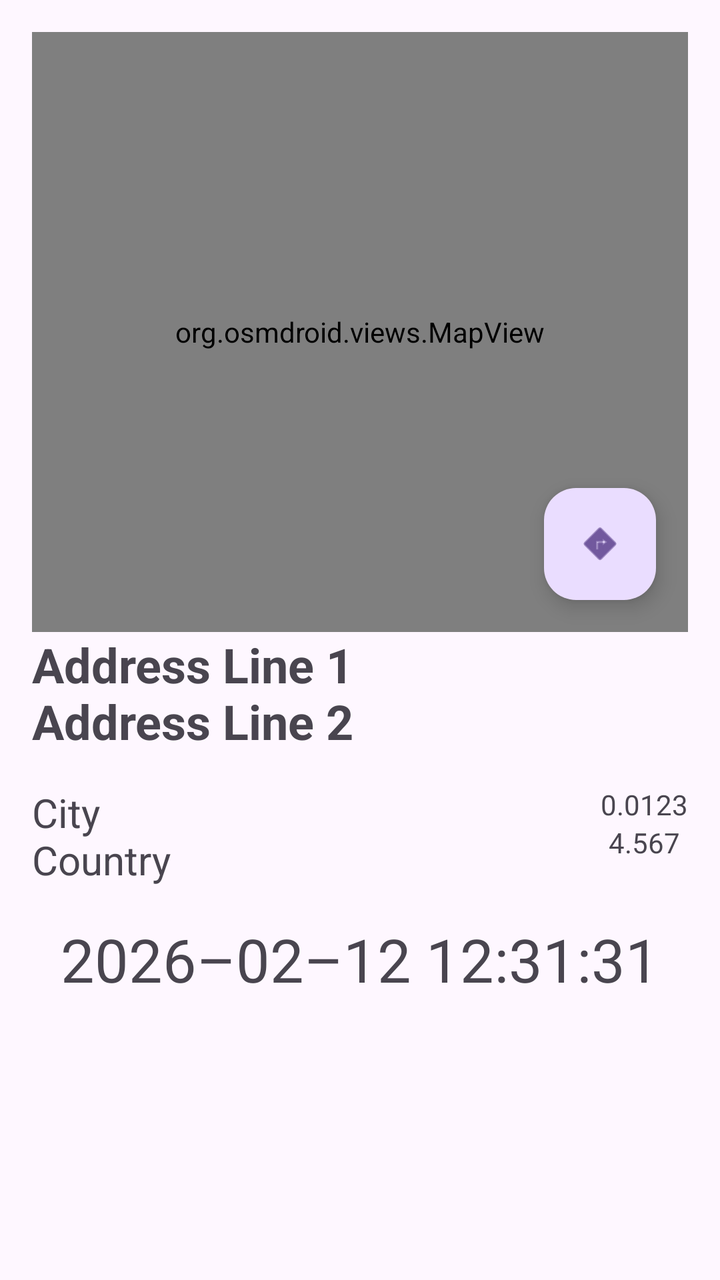
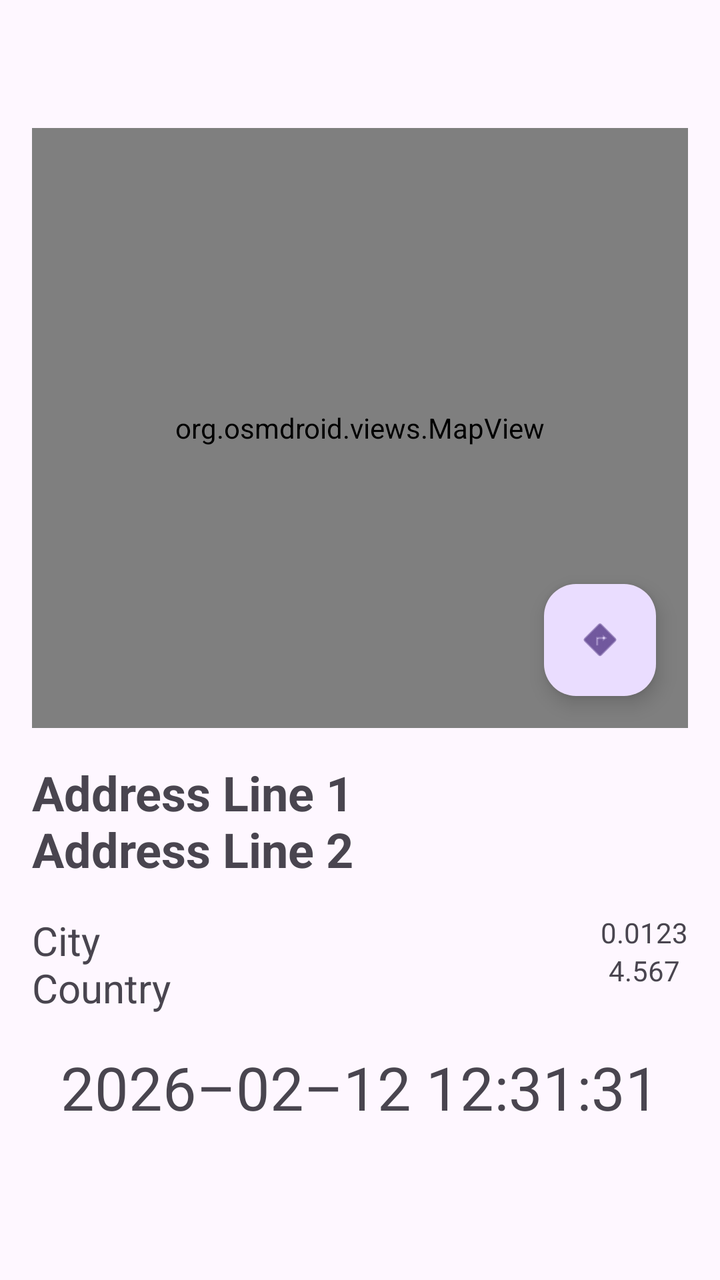

Screens rendered from an Android XML layout before and after an edit, with the pre-edit source and the edit as a unified diff.
<!-- AndroidManifest.xml: application theme Theme.WhereIsMyCar -->
<!-- res/layout/fragment_location_details.xml -->
<?xml version="1.0" encoding="utf-8"?>
<FrameLayout xmlns:android="http://schemas.android.com/apk/res/android"
    xmlns:app="http://schemas.android.com/apk/res-auto"
    xmlns:tools="http://schemas.android.com/tools"
    android:layout_width="match_parent"
    android:layout_height="match_parent"
    android:fillViewport="true"
    tools:context=".LocationDetailsFragment">

    <androidx.constraintlayout.widget.ConstraintLayout
        android:layout_width="match_parent"
        android:layout_height="match_parent"
        android:padding="16dp">

        <androidx.constraintlayout.widget.ConstraintLayout
            android:id="@+id/mapContainer"
            android:layout_width="0dp"
            android:layout_height="300dp"
            app:layout_constraintEnd_toEndOf="parent"
            app:layout_constraintStart_toStartOf="parent"
            app:layout_constraintTop_toTopOf="parent">

            <org.osmdroid.views.MapView
                android:id="@+id/map"
                android:layout_width="match_parent"
                android:layout_height="match_parent" />

            <com.google.android.material.floatingactionbutton.FloatingActionButton
                android:id="@+id/btn_route"
                android:layout_width="wrap_content"
                android:layout_height="wrap_content"
                android:layout_margin="16dp"
                android:contentDescription="@string/show_route"
                android:src="@android:drawable/ic_menu_directions"
                app:fabSize="mini"
                app:layout_constraintBottom_toBottomOf="parent"
                app:layout_constraintEnd_toEndOf="parent" />

        </androidx.constraintlayout.widget.ConstraintLayout>

        <ScrollView
            android:layout_width="match_parent"
            android:layout_height="0dp"
            app:layout_constraintBottom_toBottomOf="parent"
            app:layout_constraintEnd_toEndOf="parent"
            app:layout_constraintStart_toStartOf="parent"
            app:layout_constraintTop_toBottomOf="@+id/mapContainer">

            <androidx.constraintlayout.widget.ConstraintLayout
                android:layout_width="match_parent"
                android:layout_height="wrap_content">

                <TextView
                    android:id="@+id/addressText"
                    android:layout_width="match_parent"
                    android:layout_height="wrap_content"
                    android:text="@string/address_line"
                    android:textSize="24sp"
                    android:textStyle="bold"
                    app:layout_constraintEnd_toEndOf="parent"
                    app:layout_constraintStart_toStartOf="parent"
                    app:layout_constraintTop_toTopOf="parent" />

                <androidx.constraintlayout.widget.ConstraintLayout
                    android:id="@+id/otherAddressLayout"
                    android:layout_width="match_parent"
                    android:layout_height="wrap_content"
                    android:layout_marginTop="16dp"
                    android:padding="0dp"
                    app:layout_constraintTop_toBottomOf="@+id/addressText">

                    <TextView
                        android:id="@+id/otherAddressText"
                        android:layout_width="0dp"
                        android:layout_height="wrap_content"
                        android:text="@string/city_country"
                        android:textSize="20sp"
                        app:layout_constraintEnd_toStartOf="@+id/coordinates"
                        app:layout_constraintHorizontal_bias="0.0"
                        app:layout_constraintStart_toStartOf="parent"
                        app:layout_constraintTop_toTopOf="parent" />

                    <androidx.constraintlayout.widget.ConstraintLayout
                        android:id="@+id/coordinates"
                        android:layout_width="wrap_content"
                        android:layout_height="wrap_content"
                        app:layout_constraintEnd_toEndOf="parent"
                        app:layout_constraintTop_toTopOf="parent">

                        <TextView
                            android:id="@+id/latitude"
                            android:layout_width="wrap_content"
                            android:layout_height="wrap_content"
                            android:text="@string/latitude"
                            android:textSize="14sp"
                            app:layout_constraintEnd_toEndOf="parent"
                            app:layout_constraintStart_toStartOf="parent"
                            app:layout_constraintTop_toTopOf="parent" />

                        <TextView
                            android:id="@+id/longitude"
                            android:layout_width="wrap_content"
                            android:layout_height="wrap_content"
                            android:text="@string/longitude"
                            android:textSize="14sp"
                            app:layout_constraintEnd_toEndOf="parent"
                            app:layout_constraintStart_toStartOf="parent"
                            app:layout_constraintTop_toBottomOf="@+id/latitude" />
                    </androidx.constraintlayout.widget.ConstraintLayout>

                </androidx.constraintlayout.widget.ConstraintLayout>

                <TextView
                    android:id="@+id/dateLocation"
                    android:layout_width="match_parent"
                    android:layout_height="wrap_content"
                    android:layout_marginTop="16dp"
                    android:text="@string/date"
                    android:textAlignment="center"
                    android:textSize="30sp"
                    app:layout_constraintEnd_toEndOf="parent"
                    app:layout_constraintStart_toStartOf="parent"
                    app:layout_constraintTop_toBottomOf="@+id/otherAddressLayout" />

            </androidx.constraintlayout.widget.ConstraintLayout>
        </ScrollView>
    </androidx.constraintlayout.widget.ConstraintLayout>

</FrameLayout>
<!-- resources referenced by this layout -->
<resources>
  <string name="address_line">Address Line 1\nAddress Line 2</string>
  <string name="city_country">City\nCountry</string>
  <string name="date">2026–02–12 12:31:31</string>
  <string name="latitude">0.0123</string>
  <string name="longitude">4.567</string>
  <string name="show_route">Show route</string>
  <style name="Theme.WhereIsMyCar" parent="Base.Theme.WhereIsMyCar" />
  <style name="Base.Theme.WhereIsMyCar" parent="Theme.Material3.DayNight.NoActionBar">
          
          
      </style>
</resources>

<!-- the commit's change to res/layout/fragment_location_details.xml (unified diff, before → after) -->
@@ -4,13 +4,16 @@
     xmlns:tools="http://schemas.android.com/tools"
     android:layout_width="match_parent"
     android:layout_height="match_parent"
-    android:fillViewport="true"
     tools:context=".LocationDetailsFragment">
 
     <androidx.constraintlayout.widget.ConstraintLayout
         android:layout_width="match_parent"
         android:layout_height="match_parent"
-        android:padding="16dp">
+        android:paddingTop="?attr/actionBarSize"
+        android:paddingStart="16dp"
+        android:paddingEnd="16dp"
+        android:paddingBottom="16dp"
+        android:clipToPadding="false">
 
         <androidx.constraintlayout.widget.ConstraintLayout
             android:id="@+id/mapContainer"
@@ -41,6 +44,7 @@
         <ScrollView
             android:layout_width="match_parent"
             android:layout_height="0dp"
+            android:layout_marginTop="16dp"
             app:layout_constraintBottom_toBottomOf="parent"
             app:layout_constraintEnd_toEndOf="parent"
             app:layout_constraintStart_toStartOf="parent"
